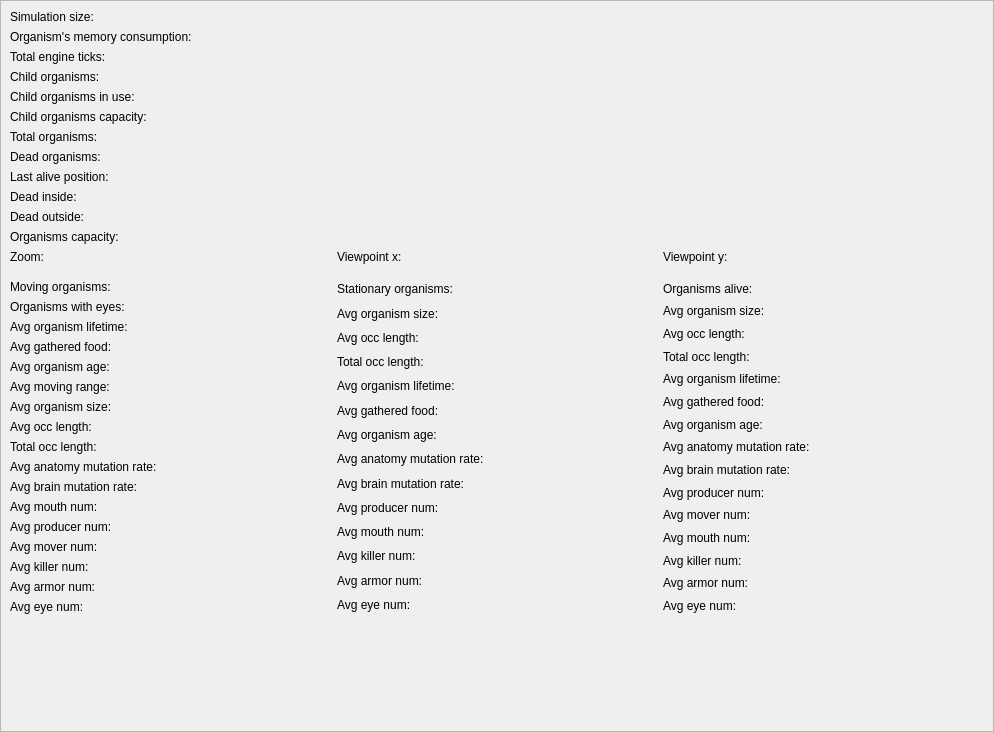
Before: the Qt Designer form Source/UiFiles/statistics.ui in SuperSpaceEye/LifeEngineExtended, drawn with Qt 5.
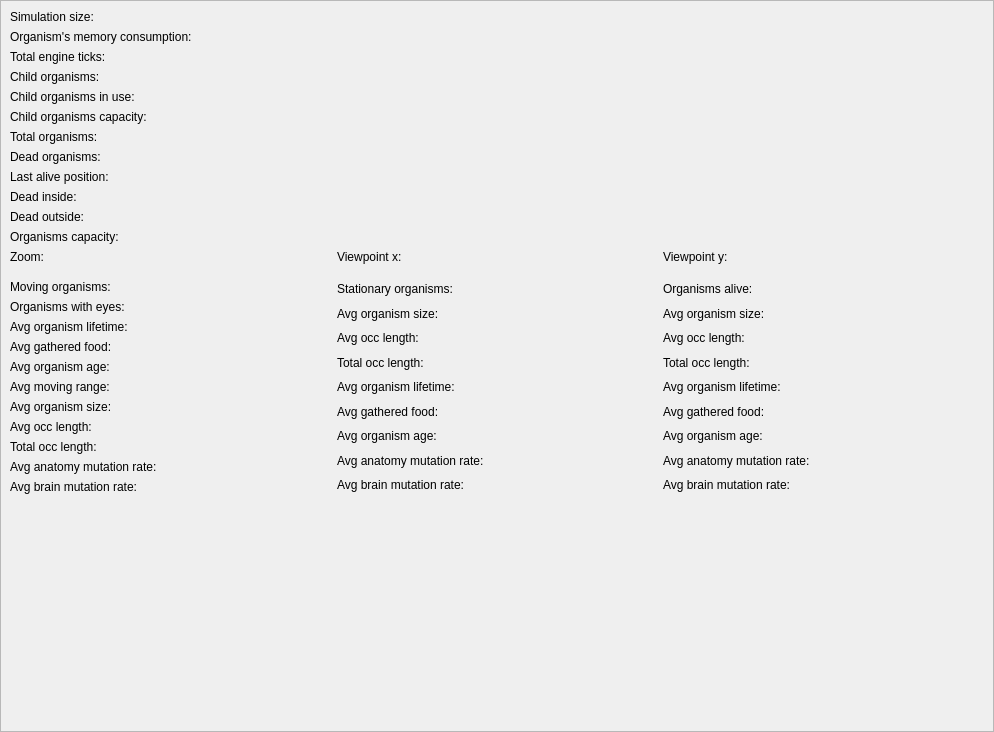
After: the same form once the commit is applied.

Commit message: refactored info collection, statistics display, parametersList construction, data saving functions (counters saving)

Patch:
```diff
--- a/Source/UiFiles/statistics.ui
+++ b/Source/UiFiles/statistics.ui
@@ -292,48 +292,6 @@
                 </property>
                </widget>
               </item>
-              <item>
-               <widget class="QLabel" name="lb_mouth_num_2">
-                <property name="text">
-                 <string>Avg mouth num: </string>
-                </property>
-               </widget>
-              </item>
-              <item>
-               <widget class="QLabel" name="lb_producer_num_2">
-                <property name="text">
-                 <string>Avg producer num: </string>
-                </property>
-               </widget>
-              </item>
-              <item>
-               <widget class="QLabel" name="lb_mover_num_2">
-                <property name="text">
-                 <string>Avg mover num:</string>
-                </property>
-               </widget>
-              </item>
-              <item>
-               <widget class="QLabel" name="lb_killer_num_2">
-                <property name="text">
-                 <string>Avg killer num:</string>
-                </property>
-               </widget>
-              </item>
-              <item>
-               <widget class="QLabel" name="lb_armor_num_2">
-                <property name="text">
-                 <string>Avg armor num: </string>
-                </property>
-               </widget>
-              </item>
-              <item>
-               <widget class="QLabel" name="lb_eye_num_2">
-                <property name="text">
-                 <string>Avg eye num: </string>
-                </property>
-               </widget>
-              </item>
              </layout>
             </item>
             <item>
@@ -401,41 +359,6 @@
                 </property>
                </widget>
               </item>
-              <item>
-               <widget class="QLabel" name="lb_producer_num_3">
-                <property name="text">
-                 <string>Avg producer num: </string>
-                </property>
-               </widget>
-              </item>
-              <item>
-               <widget class="QLabel" name="lb_mouth_num_3">
-                <property name="text">
-                 <string>Avg mouth num: </string>
-                </property>
-               </widget>
-              </item>
-              <item>
-               <widget class="QLabel" name="lb_killer_num_3">
-                <property name="text">
-                 <string>Avg killer num:</string>
-                </property>
-               </widget>
-              </item>
-              <item>
-               <widget class="QLabel" name="lb_armor_num_3">
-                <property name="text">
-                 <string>Avg armor num: </string>
-                </property>
-               </widget>
-              </item>
-              <item>
-               <widget class="QLabel" name="lb_eye_num_3">
-                <property name="text">
-                 <string>Avg eye num: </string>
-                </property>
-               </widget>
-              </item>
              </layout>
             </item>
             <item>
@@ -503,48 +426,6 @@
                 </property>
                </widget>
               </item>
-              <item>
-               <widget class="QLabel" name="lb_producer_num_4">
-                <property name="text">
-                 <string>Avg producer num: </string>
-                </property>
-               </widget>
-              </item>
-              <item>
-               <widget class="QLabel" name="lb_mover_num_4">
-                <property name="text">
-                 <string>Avg mover num:</string>
-                </property>
-               </widget>
-              </item>
-              <item>
-               <widget class="QLabel" name="lb_mouth_num_4">
-                <property name="text">
-                 <string>Avg mouth num: </string>
-                </property>
-               </widget>
-              </item>
-              <item>
-               <widget class="QLabel" name="lb_killer_num_4">
-                <property name="text">
-                 <string>Avg killer num:</string>
-                </property>
-               </widget>
-              </item>
-              <item>
-               <widget class="QLabel" name="lb_armor_num_4">
-                <property name="text">
-                 <string>Avg armor num: </string>
-                </property>
-               </widget>
-              </item>
-              <item>
-               <widget class="QLabel" name="lb_eye_num_4">
-                <property name="text">
-                 <string>Avg eye num: </string>
-                </property>
-               </widget>
-              </item>
              </layout>
             </item>
            </layout>
```
Left out of the diff: 6 changed lines with no effect on the pictures. The commit also changes 10 other files.
